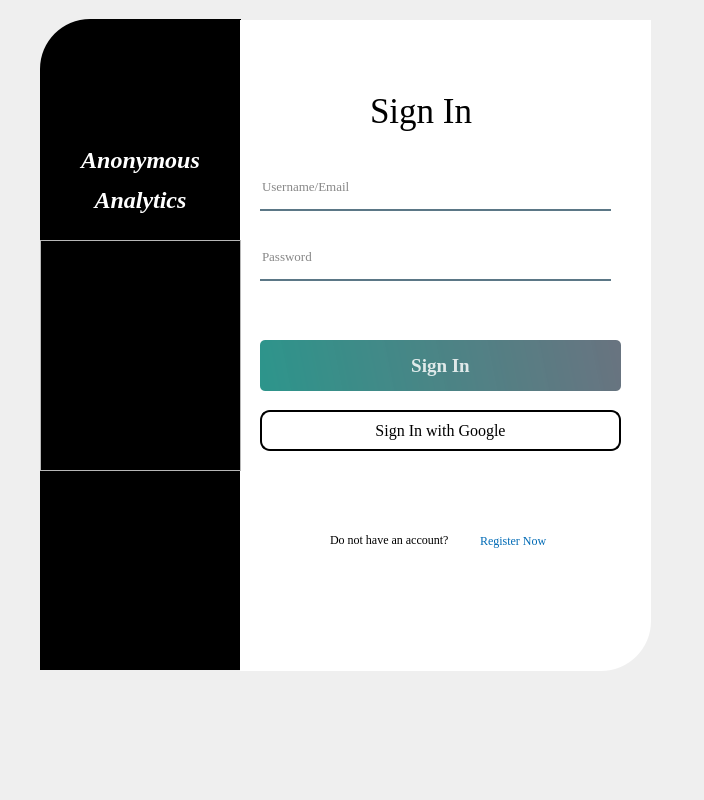
Above: UI/ui_signIn.ui from Nouman-Usman/Railway-Analysis before the change. Below: the same form after it.
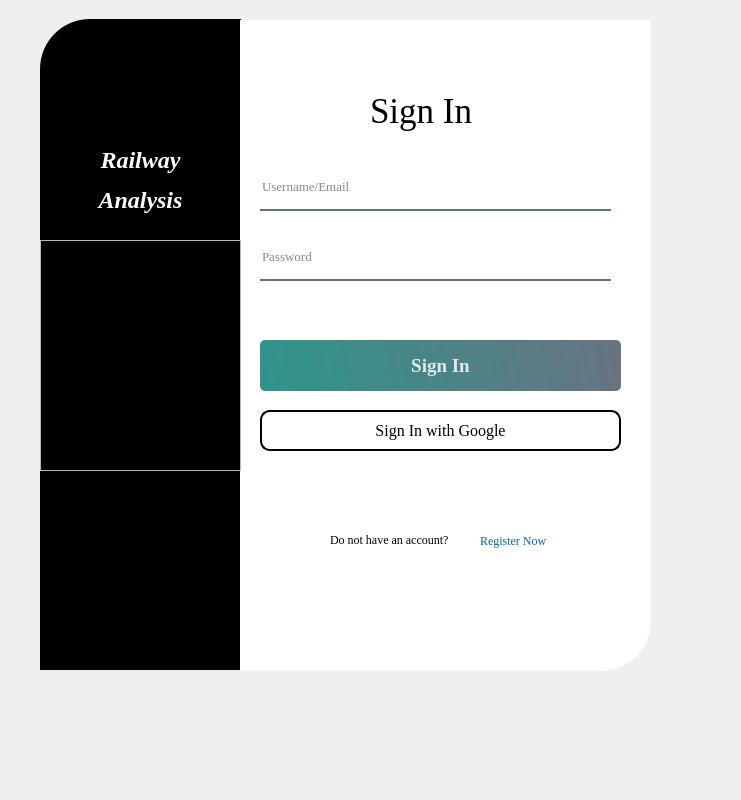
That is the form after the change. Icons and pictures are not drawn.

Diff of the .ui file:
```diff
--- a/UI/ui_signIn.ui
+++ b/UI/ui_signIn.ui
@@ -9,7 +9,7 @@
    <rect>
     <x>0</x>
     <y>0</y>
-    <width>704</width>
+    <width>741</width>
     <height>800</height>
    </rect>
   </property>
@@ -153,7 +153,7 @@
      <string notr="true">color: rgb(255, 255, 255);</string>
     </property>
     <property name="text">
-     <string>&lt;html&gt;&lt;head/&gt;&lt;body&gt;&lt;p align=&quot;center&quot;&gt;&lt;span style=&quot; font-size:18pt; font-weight:600; font-style:italic;&quot;&gt;Anonymous&lt;/span&gt;&lt;/p&gt;&lt;p align=&quot;center&quot;&gt;&lt;span style=&quot; font-size:18pt; font-weight:600; font-style:italic;&quot;&gt;Analytics&lt;/span&gt;&lt;/p&gt;&lt;/body&gt;&lt;/html&gt;</string>
+     <string>&lt;html&gt;&lt;head/&gt;&lt;body&gt;&lt;p align=&quot;center&quot;&gt;&lt;span style=&quot; font-size:18pt; font-style:italic;&quot;&gt;Railway&lt;/span&gt;&lt;/p&gt;&lt;p align=&quot;center&quot;&gt;&lt;span style=&quot; font-size:18pt; font-style:italic;&quot;&gt;Analysis&lt;/span&gt;&lt;/p&gt;&lt;/body&gt;&lt;/html&gt;</string>
     </property>
    </widget>
    <widget class="QLabel" name="label_4">
```
Left out of the diff: 4 changed lines with no effect on the pictures.
